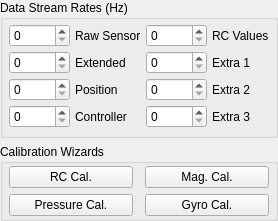
The window that src/ui/QGCSensorSettingsWidget.ui (mavlink/qgroundcontrol) describes before a commit, drawn with Qt 5.
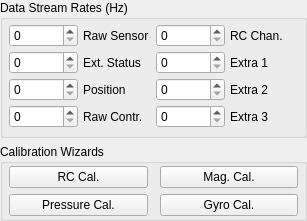
The same window after the commit.

Patch:
```diff
--- a/src/ui/QGCSensorSettingsWidget.ui
+++ b/src/ui/QGCSensorSettingsWidget.ui
@@ -6,7 +6,7 @@
    <rect>
     <x>0</x>
     <y>0</y>
-    <width>237</width>
+    <width>307</width>
     <height>221</height>
    </rect>
   </property>
@@ -134,7 +134,7 @@
       <item row="1" column="1">
        <widget class="QLabel" name="label_2">
         <property name="text">
-         <string>Extended</string>
+         <string>Ext. Status</string>
         </property>
        </widget>
       </item>
@@ -148,7 +148,7 @@
       <item row="5" column="1">
        <widget class="QLabel" name="label_4">
         <property name="text">
-         <string>Controller</string>
+         <string>Raw Contr.</string>
         </property>
        </widget>
       </item>
@@ -183,7 +183,7 @@
       <item row="0" column="3">
        <widget class="QLabel" name="label_5">
         <property name="text">
-         <string>RC Values</string>
+         <string>RC Chan.</string>
         </property>
        </widget>
       </item>
```
